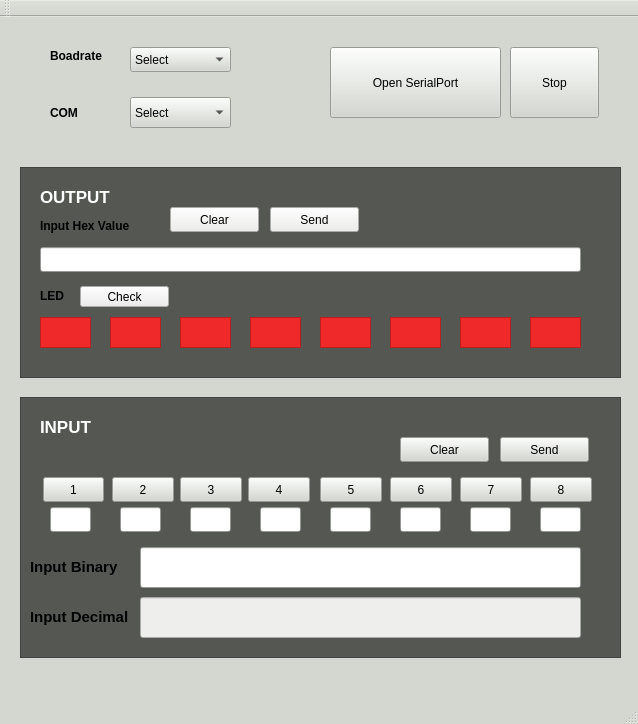
This is 20230324_QT/mainwindow.ui in ykbing/Mando_SW as Qt 5 draws it before an edit. The edited form follows.
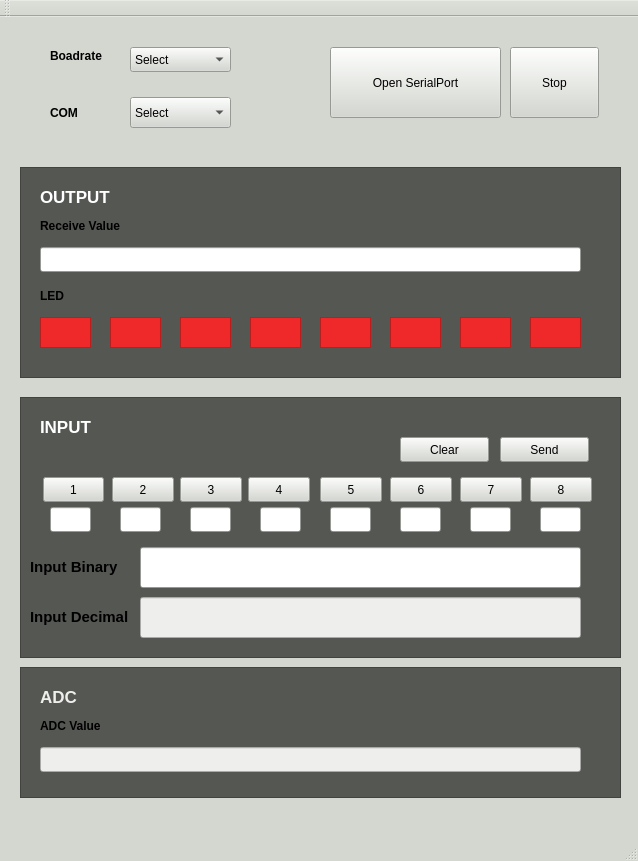
This is the edited form.

```diff
--- a/20230324_QT/mainwindow.ui
+++ b/20230324_QT/mainwindow.ui
@@ -7,7 +7,7 @@
     <x>0</x>
     <y>0</y>
     <width>638</width>
-    <height>724</height>
+    <height>861</height>
    </rect>
   </property>
   <property name="palette">
@@ -455,7 +455,7 @@
      </font>
     </property>
     <property name="text">
-     <string>Input Hex Value</string>
+     <string>Receive Value</string>
     </property>
    </widget>
    <widget class="QLineEdit" name="result_view">
@@ -1021,54 +1021,6 @@
 &lt;p style=&quot; margin-top:0px; margin-bottom:0px; margin-left:0px; margin-right:0px; -qt-block-indent:0; text-indent:0px;&quot;&gt;&lt;span style=&quot; color:#ffffff;&quot;&gt;OUTPUT&lt;/span&gt;&lt;/p&gt;&lt;/body&gt;&lt;/html&gt;</string>
      </property>
     </widget>
-    <widget class="QPushButton" name="ledBtn">
-     <property name="geometry">
-      <rect>
-       <x>60</x>
-       <y>119</y>
-       <width>89</width>
-       <height>21</height>
-      </rect>
-     </property>
-     <property name="styleSheet">
-      <string notr="true">background-color: rgb(238, 238, 236);</string>
-     </property>
-     <property name="text">
-      <string>Check</string>
-     </property>
-    </widget>
-    <widget class="QPushButton" name="sendBtn">
-     <property name="geometry">
-      <rect>
-       <x>250</x>
-       <y>40</y>
-       <width>89</width>
-       <height>25</height>
-      </rect>
-     </property>
-     <property name="styleSheet">
-      <string notr="true">background-color: rgb(238, 238, 236);</string>
-     </property>
-     <property name="text">
-      <string>Send</string>
-     </property>
-    </widget>
-    <widget class="QPushButton" name="clearBtn">
-     <property name="geometry">
-      <rect>
-       <x>150</x>
-       <y>40</y>
-       <width>89</width>
-       <height>25</height>
-      </rect>
-     </property>
-     <property name="styleSheet">
-      <string notr="true">background-color: rgb(238, 238, 236);</string>
-     </property>
-     <property name="text">
-      <string>Clear</string>
-     </property>
-    </widget>
    </widget>
    <widget class="QFrame" name="frame_2">
     <property name="geometry">
@@ -1163,6 +1115,82 @@
      </property>
     </widget>
    </widget>
+   <widget class="QFrame" name="frame_3">
+    <property name="geometry">
+     <rect>
+      <x>20</x>
+      <y>650</y>
+      <width>601</width>
+      <height>131</height>
+     </rect>
+    </property>
+    <property name="styleSheet">
+     <string notr="true">background-color: rgb(85, 87, 83);</string>
+    </property>
+    <property name="frameShape">
+     <enum>QFrame::StyledPanel</enum>
+    </property>
+    <property name="frameShadow">
+     <enum>QFrame::Raised</enum>
+    </property>
+    <widget class="QLabel" name="label_9">
+     <property name="geometry">
+      <rect>
+       <x>20</x>
+       <y>20</y>
+       <width>51</width>
+       <height>17</height>
+      </rect>
+     </property>
+     <property name="font">
+      <font>
+       <pointsize>13</pointsize>
+       <weight>75</weight>
+       <bold>true</bold>
+       <underline>false</underline>
+      </font>
+     </property>
+     <property name="text">
+      <string>&lt;!DOCTYPE HTML PUBLIC &quot;-//W3C//DTD HTML 4.0//EN&quot; &quot;http://www.w3.org/TR/REC-html40/strict.dtd&quot;&gt;
+&lt;html&gt;&lt;head&gt;&lt;meta name=&quot;qrichtext&quot; content=&quot;1&quot; /&gt;&lt;style type=&quot;text/css&quot;&gt;
+p, li { white-space: pre-wrap; }
+&lt;/style&gt;&lt;/head&gt;&lt;body style=&quot; font-family:'Ubuntu'; font-size:13pt; font-weight:600; font-style:normal;&quot;&gt;
+&lt;p style=&quot; margin-top:0px; margin-bottom:0px; margin-left:0px; margin-right:0px; -qt-block-indent:0; text-indent:0px;&quot;&gt;&lt;span style=&quot; color:#eeeeec;&quot;&gt;ADC&lt;/span&gt;&lt;/p&gt;&lt;/body&gt;&lt;/html&gt;</string>
+     </property>
+    </widget>
+    <widget class="QLabel" name="label_10">
+     <property name="geometry">
+      <rect>
+       <x>20</x>
+       <y>50</y>
+       <width>121</width>
+       <height>17</height>
+      </rect>
+     </property>
+     <property name="font">
+      <font>
+       <weight>75</weight>
+       <bold>true</bold>
+      </font>
+     </property>
+     <property name="text">
+      <string>ADC Value</string>
+     </property>
+    </widget>
+    <widget class="QLineEdit" name="adc_value">
+     <property name="geometry">
+      <rect>
+       <x>20</x>
+       <y>80</y>
+       <width>541</width>
+       <height>25</height>
+      </rect>
+     </property>
+     <property name="styleSheet">
+      <string notr="true">background-color: rgb(238, 238, 236);</string>
+     </property>
+    </widget>
+   </widget>
    <zorder>frame_2</zorder>
    <zorder>frame</zorder>
    <zorder>hex_value</zorder>
```
Left out of the diff: 5 changed lines with no effect on the pictures.
